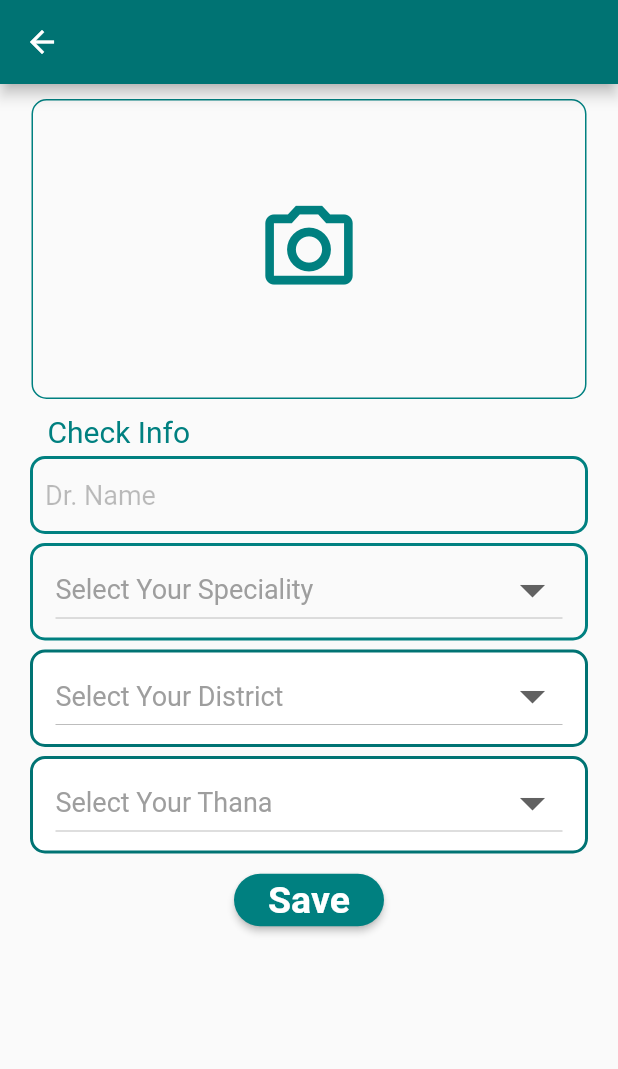
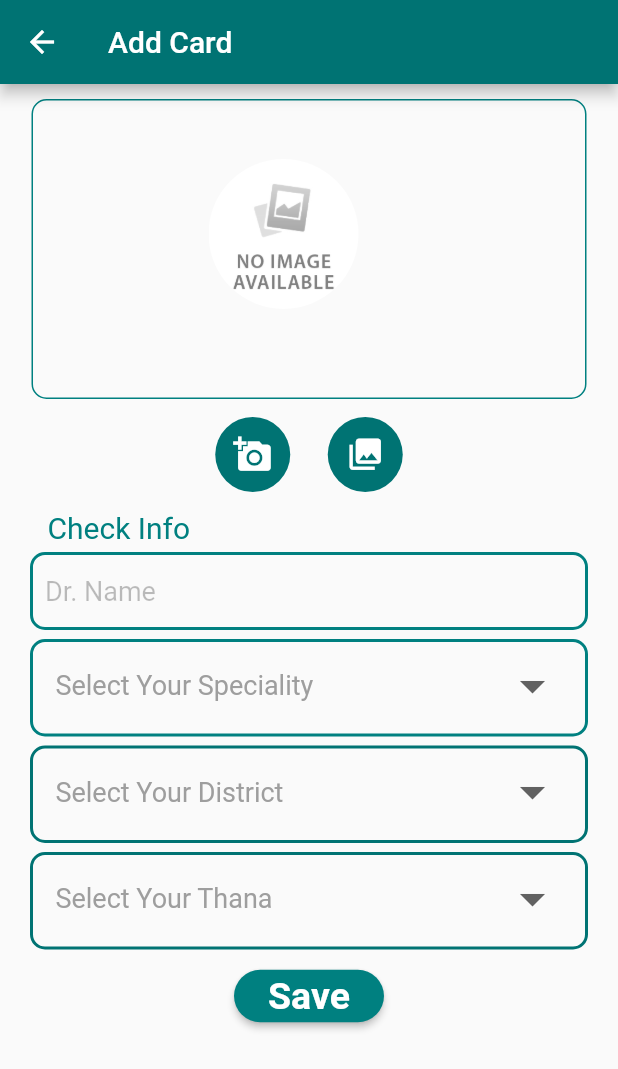
Before and after one commit to Dreamwinners-Technologies/Need-Doctor-s-App, a Flutter app: the AddCardPage screen opened directly, on a phone screen of 412 x 824 dp. Shown: the top 1069 px of the screen. Run offline on Flutter 3.47's test engine with Material 2 defaults, Android fonts, the phone set to English and light mode, and no system bars; our stand-ins replace flutter_secure_storage, flutter_svg, flutter_swiper, fluttertoast, image_picker, simple_animations; accounts and stored records are empty.

Commit message:
changed add card ui and camera and gallary

```diff
--- a/lib/view/AddCard.dart
+++ b/lib/view/AddCard.dart
@@ -1,5 +1,4 @@
 import 'dart:io';
-
 import 'package:flutter/cupertino.dart';
 import 'package:flutter/material.dart';
 import 'package:image_picker/image_picker.dart';
@@ -34,87 +33,120 @@ class _AddCardPageState extends State<AddCardPage> {
   final TextEditingController nameController = TextEditingController();
   final TextEditingController thanaController = TextEditingController();
   var selectSpeciality, selectThan, selectDis, distId, thanaId;
+
+  //Image Picking:
   File _image;
-  final picker = ImagePicker();
+  Future imagefromcamera() async {
+    // ignore: deprecated_member_use
+    var image = await ImagePicker.pickImage(source: ImageSource.camera);
+    setState(() {
+      _image = image;
+    });
+  }
+
+  Future imagefromgallary() async {
+    // ignore: deprecated_member_use
+    var image = await ImagePicker.pickImage(source: ImageSource.gallery);
+    setState(() {
+      _image = image;
+    });
+  }
 
   @override
   Widget build(BuildContext context) {
     return Scaffold(
       appBar: AppBar(
+        title: Text("Add Card"),
         backgroundColor: primaryColor,
       ),
       body: Column(
         children: <Widget>[
-          SizedBox(
-            height: 10,
-          ),
+          Stack(
+            children: [
               Container(
+                  margin:
+                      const EdgeInsets.only(left: 12.0, right: 12.0, top: 10.0),
                   decoration: BoxDecoration(
                       borderRadius: BorderRadius.all(Radius.circular(10)),
                       border: Border.all(width: 1.0, color: Color(0xff008080))),
                   height: 200,
                   width: 370,
-            child: Column(
+                  child: ClipRRect(
+                    borderRadius: BorderRadius.circular(10.0),
+                    child: _image != null
+                        ? Image.file(
+                            _image,
+                            fit: BoxFit.cover,
+                          )
+                        : Container(
+                            height: 200,
+                            width: 370,
+                          ),
+                  )),
+              Positioned(
+                  top: 50.0,
+                  left: 130.0,
+                  child: Container(
+                    height: 100.0,
+                    width: 100.0,
+                    child: ClipRRect(
+                        borderRadius: BorderRadius.circular(100.0),
+                        child: Visibility(
+                            visible: _image == null ? true : false,
+                            child: Image.asset("asset/images/Noimage.jpg"))),
+                  ))
+            ],
+          ),
+          Container(
+            width: MediaQuery.of(context).size.width,
+            height: 50.0,
+            margin: const EdgeInsets.only(
+                left: 12.0, right: 12.0, top: 12.0, bottom: 12.0),
+            child: Row(
               mainAxisAlignment: MainAxisAlignment.center,
-              children: <Widget>[
-                // GestureDetector(
-                //   onTap: () {
-                //     Navigator.push(
-                //       context,
-                //       MaterialPageRoute(
-                //         builder: (context) =>
-                //             DetailScreenImage(_image),
-                //       ),
-                //     );
-                //   },
-                //   // child: imagesShow(
-                //   //     context: context,
-                //   //     imgUrl: _image.path),
-                // ),
-                Row(
-                  mainAxisAlignment: MainAxisAlignment.center,
+              crossAxisAlignment: CrossAxisAlignment.center,
               children: [
-                    FlatButton(
-                      padding: EdgeInsets.all(0.0),
-                      child: NewWidget(
-                          image: _image, icon: Icons.camera_alt_outlined),
-                      // Icon(Icons.camera_alt_outlined,
-                      //     size: 50, color: Color(0xff008080)),
-                      // Icon(Icons.camera_alt,
-                      //   size: 50, color: Color(0xff008080)),
-                      // shape: RoundedRectangleBorder(
-                      //     borderRadius:
-                      //         BorderRadius.all(Radius.circular(24.0))),
-                      onPressed: () async {
-                        print('tap photos');
-
-                        final pickedFile = await picker.getImage(
-                            source: ImageSource.camera,
-                            maxHeight: 600,
-                            maxWidth: 800);
-
-                        setState(
-                          () {
-                            if (pickedFile != null) {
-                              _image = File(pickedFile.path);
-                            } else {
-                              print('No image selected.');
-                            }
-                            print(_image.path);
+                //Camera
+                GestureDetector(
+                  onTap: () {
+                    imagefromcamera();
                   },
-                        );
+                  child: Container(
+                    height: 50.0,
+                    width: 50.0,
+                    margin: const EdgeInsets.only(right: 25.0),
+                    decoration: BoxDecoration(
+                        color: primaryColor, shape: BoxShape.circle),
+                    child: Center(
+                        child: Icon(
+                      Icons.add_a_photo,
+                      color: white,
+                      size: 26,
+                    )),
+                  ),
+                ),
+                //Gallary:
+                GestureDetector(
+                  onTap: () {
+                    imagefromgallary();
                   },
+                  child: Container(
+                    height: 50.0, width: 50.0,
+                    // padding: const EdgeInsets.all(10.0),
+                    decoration: BoxDecoration(
+                        color: primaryColor, shape: BoxShape.circle),
+                    child: Center(
+                        child: Icon(
+                      Icons.photo_library,
+                      color: white,
+                      size: 25,
+                    )),
                   ),
-                  ],
                 ),
               ],
             ),
           ),
-          SizedBox(
-            height: 10,
-          ),
-          Expanded(
-            child: SingleChildScrollView(
+          SingleChildScrollView(
             child: Column(
               children: <Widget>[
                 Column(
@@ -175,8 +207,7 @@ class _AddCardPageState extends State<AddCardPage> {
                     minWidth: 100,
                     height: 35,
                     shape: RoundedRectangleBorder(
-                          borderRadius:
-                              BorderRadius.all(Radius.circular(24.0))),
+                        borderRadius: BorderRadius.all(Radius.circular(24.0))),
                     onPressed: () async {
                       shape:
                       // RoundedRectangleBorder(
@@ -225,7 +256,6 @@ class _AddCardPageState extends State<AddCardPage> {
               ],
             ),
           ),
-          ),
         ],
       ),
     );
@@ -259,6 +289,7 @@ class _AddCardPageState extends State<AddCardPage> {
           // color: Colors.white,
           border: Border.all(width: 2.0, color: Color(0xff008080))),
       child: DropdownButton(
+        underline: SizedBox(),
         hint: Text("Select Your Speciality",
             style: TextStyle(color: Colors.grey, fontSize: 18)),
         iconSize: 40,
@@ -291,9 +322,9 @@ class _AddCardPageState extends State<AddCardPage> {
       padding: EdgeInsets.symmetric(horizontal: 15, vertical: 5),
       decoration: BoxDecoration(
           borderRadius: BorderRadius.all(Radius.circular(10.0)),
-          color: Colors.white,
           border: Border.all(width: 2.0, color: primaryColor)),
       child: DropdownButton(
+        underline: SizedBox(),
         hint: Text("Select Your District",
             style: TextStyle(color: Colors.grey, fontSize: 18)),
         iconSize: 40,
@@ -329,9 +360,9 @@ class _AddCardPageState extends State<AddCardPage> {
       padding: EdgeInsets.symmetric(horizontal: 15, vertical: 5),
       decoration: BoxDecoration(
           borderRadius: BorderRadius.all(Radius.circular(10.0)),
-          color: Colors.white,
           border: Border.all(width: 2.0, color: primaryColor)),
       child: DropdownButton(
+        underline: SizedBox(),
         hint: Text("Select Your Thana",
             style: TextStyle(color: Colors.grey, fontSize: 18)),
         iconSize: 40,
@@ -361,7 +392,7 @@ class _AddCardPageState extends State<AddCardPage> {
     );
   }
 
-  Map<String,dynamic > findFromThana(val) {}
+  Map<String, dynamic> findFromThana(val) {}
 }
 
 class NewWidget extends StatelessWidget {
@@ -485,3 +516,59 @@ class DetailScreen extends StatelessWidget {
 //             fit: BoxFit.contain,
 //           )));
 // }
+
+// Column(
+//               mainAxisAlignment: MainAxisAlignment.center,
+//               children: <Widget>[
+//                 // GestureDetector(
+//                 //   onTap: () {
+//                 //     Navigator.push(
+//                 //       context,
+//                 //       MaterialPageRoute(
+//                 //         builder: (context) =>
+//                 //             DetailScreenImage(_image),
+//                 //       ),
+//                 //     );
+//                 //   },
+//                 //   // child: imagesShow(
+//                 //   //     context: context,
+//                 //   //     imgUrl: _image.path),
+//                 // ),
+//                 Row(
+//                   mainAxisAlignment: MainAxisAlignment.center,
+//                   children: [
+//                     FlatButton(
+//                       padding: EdgeInsets.all(0.0),
+//                       child: NewWidget(
+//                           image: _image, icon: Icons.camera_alt_outlined),
+//                       // Icon(Icons.camera_alt_outlined,
+//                       //     size: 50, color: Color(0xff008080)),
+//                       // Icon(Icons.camera_alt,
+//                       //   size: 50, color: Color(0xff008080)),
+//                       // shape: RoundedRectangleBorder(
+//                       //     borderRadius:
+//                       //         BorderRadius.all(Radius.circular(24.0))),
+//                       onPressed: () async {
+//                         print('tap photos');
+
+//                         final pickedFile = await picker.getImage(
+//                             source: ImageSource.camera,
+//                             maxHeight: 600,
+//                             maxWidth: 800);
+
+//                         setState(
+//                           () {
+//                             if (pickedFile != null) {
+//                               _image = File(pickedFile.path);
+//                             } else {
+//                               print('No image selected.');
+//                             }
+//                             print(_image.path);
+//                           },
+//                         );
+//                       },
+//                     ),
+//                   ],
+//                 ),
+//               ],
+//             )
```
Also changed, not shown: 1 other file. Lines whose indentation alone changed are shown as unchanged.
